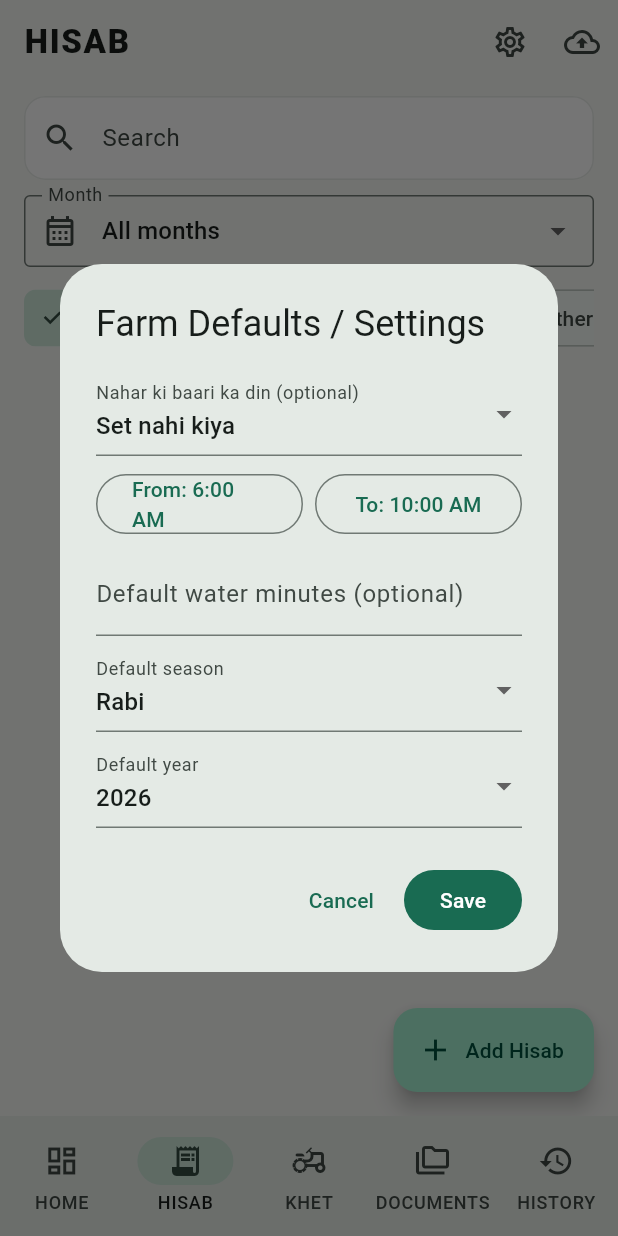
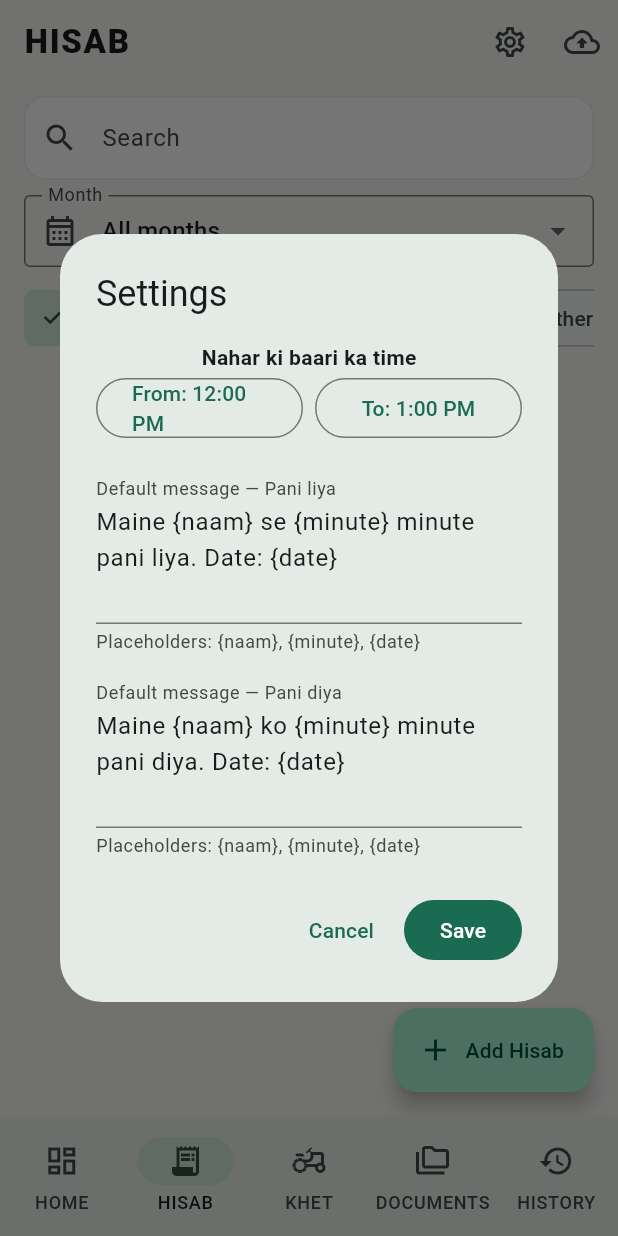
Before and after one commit to lokeshpandiit/KHATA, a Flutter app: the screen it shows after launch, item 2 of the bottom bar chosen, after a tap on the "settings" icon, on a phone screen of 412 x 824 dp. Run offline on Flutter 3.47's test engine with Material 3 defaults, Android fonts, the phone set to English and light mode, and no system bars; our stand-ins replace audioplayers, file_picker, flutter_contacts, flutter_local_notifications, flutter_timezone, google_sign_in and 5 more; missing offline and left inert: record, whatsapp_share_plus; statements that could not run were skipped.

Commit message:
Simplify settings to water turn time and editable message templates

```diff
--- a/lib/main.dart
+++ b/lib/main.dart
@@ -181,86 +181,58 @@ class _KhataHomeState extends State<KhataHome> {
 
   Future<void> _showFarmSettings() async {
     final prefs = await SharedPreferences.getInstance();
-    final day = prefs.getInt('farm_water_turn_day') ?? -1;
-    final startHour = prefs.getInt('farm_water_turn_start_hour') ?? 6;
-    final startMinute = prefs.getInt('farm_water_turn_start_minute') ?? 0;
-    final endHour = prefs.getInt('farm_water_turn_end_hour') ?? 10;
-    final endMinute = prefs.getInt('farm_water_turn_end_minute') ?? 0;
-    final defaultMinutes = prefs.getInt('farm_water_default_minutes') ?? 0;
-    final season = prefs.getString('farm_default_season') ?? 'Rabi';
-    final year = prefs.getInt('farm_default_year') ?? DateTime.now().year;
-    final minuteController = TextEditingController(text: defaultMinutes == 0 ? '' : defaultMinutes.toString());
-    var selectedDay = day;
-    var from = TimeOfDay(hour: startHour, minute: startMinute);
-    var to = TimeOfDay(hour: endHour, minute: endMinute);
-    var selectedSeason = season;
-    var selectedYear = year;
-    String timeLabel(TimeOfDay t) => t.format(context);
-    Future<TimeOfDay?> pickTime(TimeOfDay initial) => showTimePicker(context: context, initialTime: initial);
+    var from = TimeOfDay(
+      hour: prefs.getInt('farm_water_turn_start_hour') ?? 12,
+      minute: prefs.getInt('farm_water_turn_start_minute') ?? 0,
+    );
+    var to = TimeOfDay(
+      hour: prefs.getInt('farm_water_turn_end_hour') ?? 13,
+      minute: prefs.getInt('farm_water_turn_end_minute') ?? 0,
+    );
+    final received = TextEditingController(
+      text: prefs.getString('pani_received_message') ?? 'Maine {naam} se {minute} minute pani liya. Date: {date}',
+    );
+    final given = TextEditingController(
+      text: prefs.getString('pani_given_message') ?? 'Maine {naam} ko {minute} minute pani diya. Date: {date}',
+    );
+    String label(TimeOfDay t) => t.format(context);
+    Future<TimeOfDay?> pick(TimeOfDay t) => showTimePicker(context: context, initialTime: t);
     await showDialog<void>(
       context: context,
       builder: (dialogContext) => StatefulBuilder(
         builder: (context, setDialogState) => AlertDialog(
-          title: const Text('Farm Defaults / Settings'),
+          title: const Text('Settings'),
           content: SingleChildScrollView(
             child: Column(mainAxisSize: MainAxisSize.min, children: [
-              DropdownButtonFormField<int>(
-                value: selectedDay,
-                decoration: const InputDecoration(labelText: 'Nahar ki baari ka din (optional)'),
-                items: const [
-                  DropdownMenuItem(value: -1, child: Text('Set nahi kiya')),
-                  DropdownMenuItem(value: 1, child: Text('Monday')),
-                  DropdownMenuItem(value: 2, child: Text('Tuesday')),
-                  DropdownMenuItem(value: 3, child: Text('Wednesday')),
-                  DropdownMenuItem(value: 4, child: Text('Thursday')),
-                  DropdownMenuItem(value: 5, child: Text('Friday')),
-                  DropdownMenuItem(value: 6, child: Text('Saturday')),
-                  DropdownMenuItem(value: 7, child: Text('Sunday')),
-                ],
-                onChanged: (v) => setDialogState(() => selectedDay = v ?? -1),
-              ),
-              const SizedBox(height: 8),
+              const Text('Nahar ki baari ka time', style: TextStyle(fontWeight: FontWeight.w700)),
               Row(children: [
-                Expanded(child: OutlinedButton(onPressed: () async { final v = await pickTime(from); if (v != null) setDialogState(() => from = v); }, child: Text('From: ${timeLabel(from)}'))),
+                Expanded(child: OutlinedButton(onPressed: () async { final v=await pick(from); if(v!=null)setDialogState(()=>from=v); }, child: Text('From: ${label(from)}'))),
                 const SizedBox(width: 8),
-                Expanded(child: OutlinedButton(onPressed: () async { final v = await pickTime(to); if (v != null) setDialogState(() => to = v); }, child: Text('To: ${timeLabel(to)}'))),
+                Expanded(child: OutlinedButton(onPressed: () async { final v=await pick(to); if(v!=null)setDialogState(()=>to=v); }, child: Text('To: ${label(to)}'))),
               ]),
-              const SizedBox(height: 8),
-              TextField(controller: minuteController, keyboardType: TextInputType.number, decoration: const InputDecoration(labelText: 'Default water minutes (optional)')),
-              const SizedBox(height: 8),
-              DropdownButtonFormField<String>(
-                value: selectedSeason,
-                decoration: const InputDecoration(labelText: 'Default season'),
-                items: const ['Rabi','Kharif'].map((v) => DropdownMenuItem(value: v, child: Text(v))).toList(),
-                onChanged: (v) => setDialogState(() => selectedSeason = v ?? selectedSeason),
-              ),
-              const SizedBox(height: 8),
-              DropdownButtonFormField<int>(
-                value: selectedYear,
-                decoration: const InputDecoration(labelText: 'Default year'),
-                items: List.generate(9, (i) => DateTime.now().year - 3 + i).map((v) => DropdownMenuItem(value: v, child: Text(v.toString()))).toList(),
-                onChanged: (v) => setDialogState(() => selectedYear = v ?? selectedYear),
-              ),
+              const SizedBox(height: 16),
+              TextField(controller: received, maxLines: 3, decoration: const InputDecoration(labelText: 'Default message — Pani liya', helperText: 'Placeholders: {naam}, {minute}, {date}')),
+              const SizedBox(height: 12),
+              TextField(controller: given, maxLines: 3, decoration: const InputDecoration(labelText: 'Default message — Pani diya', helperText: 'Placeholders: {naam}, {minute}, {date}')),
             ]),
           ),
           actions: [
             TextButton(onPressed: () => Navigator.pop(dialogContext), child: const Text('Cancel')),
             FilledButton(onPressed: () async {
-              await prefs.setInt('farm_water_turn_day', selectedDay);
               await prefs.setInt('farm_water_turn_start_hour', from.hour);
               await prefs.setInt('farm_water_turn_start_minute', from.minute);
               await prefs.setInt('farm_water_turn_end_hour', to.hour);
               await prefs.setInt('farm_water_turn_end_minute', to.minute);
-              await prefs.setInt('farm_water_default_minutes', int.tryParse(minuteController.text.trim()) ?? 0);
-              await prefs.setString('farm_default_season', selectedSeason);
-              await prefs.setInt('farm_default_year', selectedYear);
-              if (mounted) Navigator.pop(dialogContext);
+              await prefs.setString('pani_received_message', received.text.trim());
+              await prefs.setString('pani_given_message', given.text.trim());
+              if(mounted)Navigator.pop(dialogContext);
             }, child: const Text('Save')),
           ],
         ),
       ),
     );
-    minuteController.dispose();
+    received.dispose();
+    given.dispose();
   }
 
   @override
--- a/lib/screens/khet_screen.dart
+++ b/lib/screens/khet_screen.dart
@@ -186,16 +186,24 @@ class _KhetScreenState extends State<KhetScreen> {
     );
     if (confirmed != true) return;
 
+    final prefs = await SharedPreferences.getInstance();
+    final template = prefs.getString(row['direction'] == 'Liya' ? 'pani_received_message' : 'pani_given_message') ??
+        (row['direction'] == 'Liya' ? 'Maine {naam} se {minute} minute pani liya. Date: {date}' : 'Maine {naam} ko {minute} minute pani diya. Date: {date}');
+    final contactName = (row['contact'] ?? 'samne wale').toString();
+    final minuteText = formatMinutes((row['minutes'] as num?)?.toInt() ?? 0);
+    final dateText = date == null ? '' : dateLabel(date);
+    final customized = template
+        .replaceAll('{naam}', contactName)
+        .replaceAll('{minute}', minuteText)
+        .replaceAll('{date}', dateText);
     await KhataSharingService.share(
       phone: phone,
       text: [
-        'Pani Hisab - ${_storage.senderName}',
+        customized,
         'Source: ${row['source']}',
-        'Kaam: ${row['direction']} / ${formatMinutes((row['minutes'] as num?)?.toInt() ?? 0)}',
         if (row['plotId'] != null && _plotLabel(row['plotId']).isNotEmpty) 'Killa: ${_plotLabel(row['plotId'])}',
         if (row['wetKyaris'] != null) 'Kyari: ${row['wetKyaris']} bheegi, ${row['remainingKyaris']} baaki',
         if (row['season'] != null || row['year'] != null) 'Season: ${row['season'] ?? ''} ${row['year'] ?? ''}',
-        if (date != null) 'Date: ${dateLabel(date)}',
         if (includeNote && note.isNotEmpty) 'Note: $note',
       ].join('\n'),
     );
```
